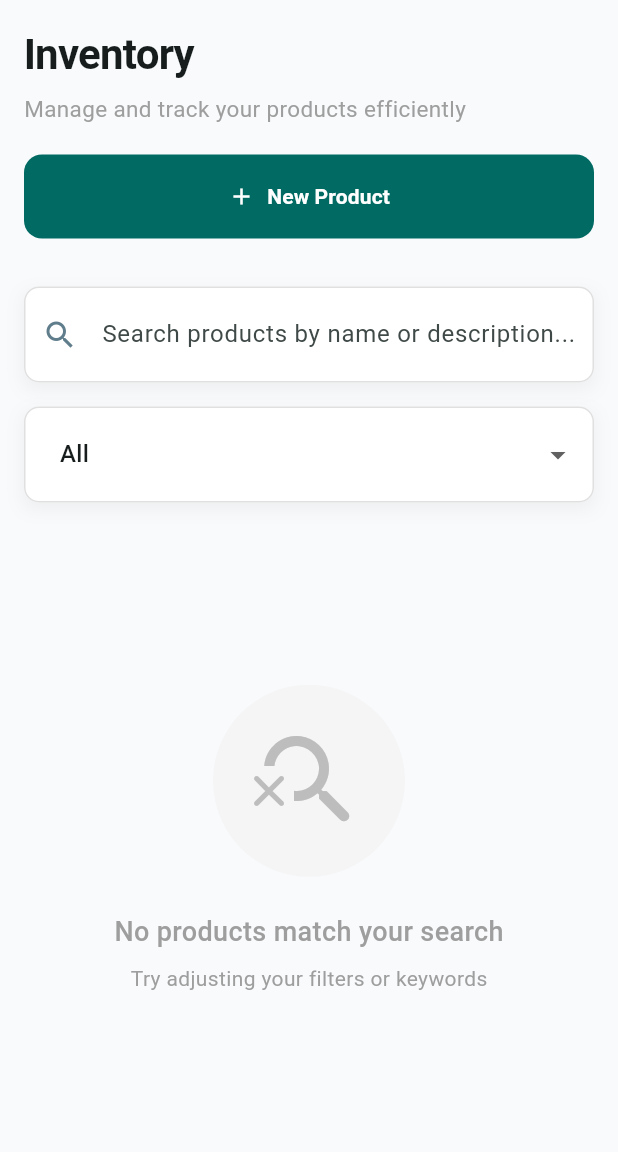
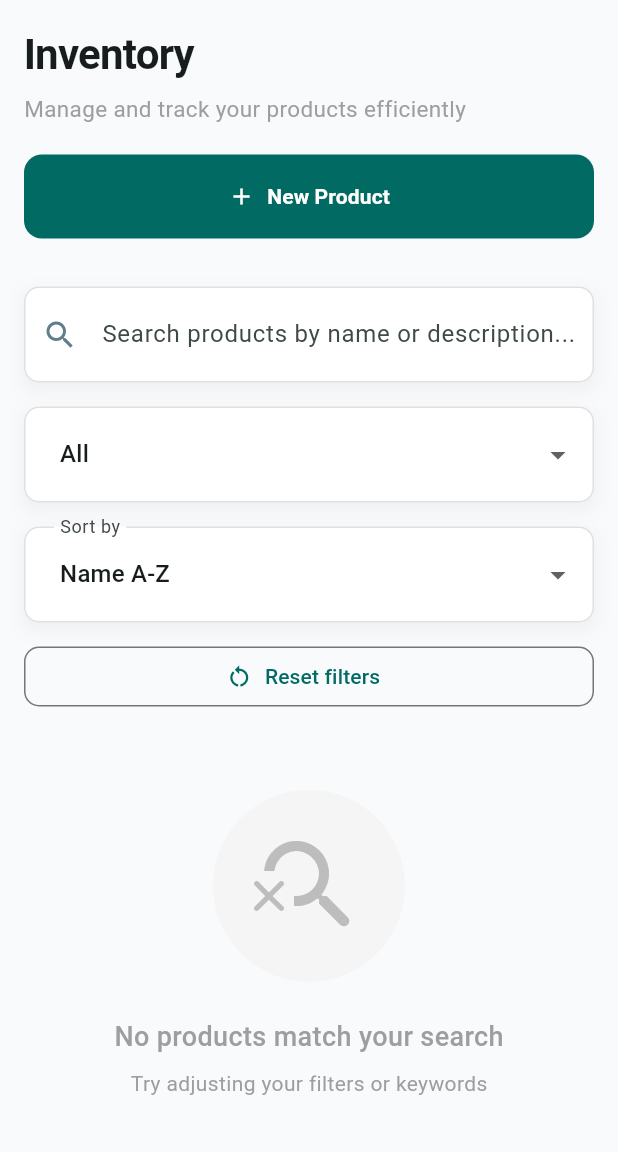
Before and after one commit to levanquang123/Mid_exam_flutter, a Flutter app: the screen it shows once a user with an empty profile is signed in, on a phone screen of 412 x 824 dp, the part 84-1236 px from its top. Run offline on Flutter 3.47's test engine with Material 3 defaults, Android fonts, the phone set to English and light mode, and no system bars; our stand-ins replace cloud_firestore, file_picker, firebase_auth, firebase_core, firebase_storage; missing offline and left inert: dart:html, dart:ui_web; accounts and stored records are empty.

Commit message:
feat: sort and fitter product

```diff
--- a/lib/pages/product_list_page.dart
+++ b/lib/pages/product_list_page.dart
@@ -23,6 +23,12 @@ class _ProductListPageState extends State<ProductListPage> {
 
   final ValueNotifier<String> _searchKeyword = ValueNotifier('');
   final ValueNotifier<String> _selectedLoaiSp = ValueNotifier('All');
+  final ValueNotifier<String> _selectedSort = ValueNotifier('Name A-Z');
+
+  static const String _sortNameAsc = 'Name A-Z';
+  static const String _sortNameDesc = 'Name Z-A';
+  static const String _sortPriceAsc = 'Price Low-High';
+  static const String _sortPriceDesc = 'Price High-Low';
 
   late final Stream<List<Product>> _productStream;
   late final NumberFormat _currencyFormatter;
@@ -53,6 +59,7 @@ class _ProductListPageState extends State<ProductListPage> {
     _searchController.dispose();
     _searchKeyword.dispose();
     _selectedLoaiSp.dispose();
+    _selectedSort.dispose();
     super.dispose();
   }
 
@@ -147,6 +154,37 @@ class _ProductListPageState extends State<ProductListPage> {
         tenSp.contains(normalizedKeyword) ||
         loaiSp.contains(normalizedKeyword) ||
         moTa.contains(normalizedKeyword);
+  }
+
+  List<Product> _applySort(List<Product> products, String sortKey) {
+    final sorted = [...products];
+
+    switch (sortKey) {
+      case _sortNameAsc:
+        sorted.sort((a, b) => a.tensp.toLowerCase().compareTo(b.tensp.toLowerCase()));
+        break;
+      case _sortNameDesc:
+        sorted.sort((a, b) => b.tensp.toLowerCase().compareTo(a.tensp.toLowerCase()));
+        break;
+      case _sortPriceAsc:
+        sorted.sort((a, b) => a.gia.compareTo(b.gia));
+        break;
+      case _sortPriceDesc:
+        sorted.sort((a, b) => b.gia.compareTo(a.gia));
+        break;
+      default:
+        sorted.sort((a, b) => a.tensp.toLowerCase().compareTo(b.tensp.toLowerCase()));
+        break;
+    }
+
+    return sorted;
+  }
+
+  void _resetFilters() {
+    _searchController.clear();
+    _searchKeyword.value = '';
+    _selectedLoaiSp.value = 'All';
+    _selectedSort.value = _sortNameAsc;
   }
 
   @override
@@ -300,11 +338,24 @@ class _ProductListPageState extends State<ProductListPage> {
           _buildSearchField(),
           const SizedBox(height: 16),
           _buildCategoryDropdown(),
+          const SizedBox(height: 16),
+          _buildSortDropdown(),
+          const SizedBox(height: 12),
+          SizedBox(
+            width: double.infinity,
+            child: OutlinedButton.icon(
+              onPressed: _resetFilters,
+              icon: const Icon(Icons.restart_alt),
+              label: const Text('Reset filters'),
+            ),
+          ),
         ],
       );
     }
 
-    return Row(
+    return Column(
+      children: [
+        Row(
           children: [
             Expanded(
               flex: 4,
@@ -314,6 +365,23 @@ class _ProductListPageState extends State<ProductListPage> {
             Expanded(
               flex: 1,
               child: _buildCategoryDropdown(),
+            ),
+          ],
+        ),
+        const SizedBox(height: 16),
+        Row(
+          children: [
+            Expanded(child: _buildSortDropdown()),
+            const SizedBox(width: 16),
+            SizedBox(
+              height: 56,
+              child: OutlinedButton.icon(
+                onPressed: _resetFilters,
+                icon: const Icon(Icons.restart_alt),
+                label: const Text('Reset'),
+              ),
+            ),
+          ],
         ),
       ],
     );
@@ -417,6 +485,59 @@ class _ProductListPageState extends State<ProductListPage> {
     );
   }
 
+  Widget _buildSortDropdown() {
+    return ValueListenableBuilder<String>(
+      valueListenable: _selectedSort,
+      builder: (context, currentSort, _) {
+        final items = const [
+          _sortNameAsc,
+          _sortNameDesc,
+          _sortPriceAsc,
+          _sortPriceDesc,
+        ];
+
+        return Container(
+          decoration: BoxDecoration(
+            boxShadow: [
+              BoxShadow(
+                color: Colors.black.withOpacity(0.05),
+                blurRadius: 10,
+                offset: const Offset(0, 4),
+              ),
+            ],
+          ),
+          child: DropdownButtonFormField<String>(
+            value: items.contains(currentSort) ? currentSort : _sortNameAsc,
+            decoration: InputDecoration(
+              labelText: 'Sort by',
+              fillColor: Colors.white,
+              filled: true,
+              border: OutlineInputBorder(
+                borderRadius: BorderRadius.circular(12),
+                borderSide: BorderSide.none,
+              ),
+              contentPadding: const EdgeInsets.symmetric(
+                horizontal: 20,
+                vertical: 20,
+              ),
+            ),
+            items: items
+                .map(
+                  (value) => DropdownMenuItem<String>(
+                    value: value,
+                    child: Text(value),
+                  ),
+                )
+                .toList(),
+            onChanged: (value) {
+              _selectedSort.value = value ?? _sortNameAsc;
+            },
+          ),
+        );
+      },
+    );
+  }
+
   Widget _buildProductListArea(bool isDesktop) {
     return StreamBuilder<List<Product>>(
       stream: _productStream,
@@ -442,20 +563,26 @@ class _ProductListPageState extends State<ProductListPage> {
           listenable1: _searchKeyword,
           listenable2: _selectedLoaiSp,
           builder: (context, keyword, category, _) {
+            return ValueListenableBuilder<String>(
+              valueListenable: _selectedSort,
+              builder: (context, sortKey, _) {
                 final filtered = allProducts.where((p) {
                   final matchesSearch = _matchesSearch(p, keyword);
                   final matchesCategory =
                       category == 'All' || p.loaisp.trim() == category;
                   return matchesSearch && matchesCategory;
                 }).toList();
+                final sorted = _applySort(filtered, sortKey);
 
-            if (filtered.isEmpty) {
+                if (sorted.isEmpty) {
                   return _buildEmptyState();
                 }
 
                 return isDesktop
-                ? _buildWideTable(filtered)
-                : _buildMobileList(filtered);
+                    ? _buildWideTable(sorted)
+                    : _buildMobileList(sorted);
+              },
+            );
           },
         );
       },
```
Lines whose indentation alone changed are shown as unchanged.
